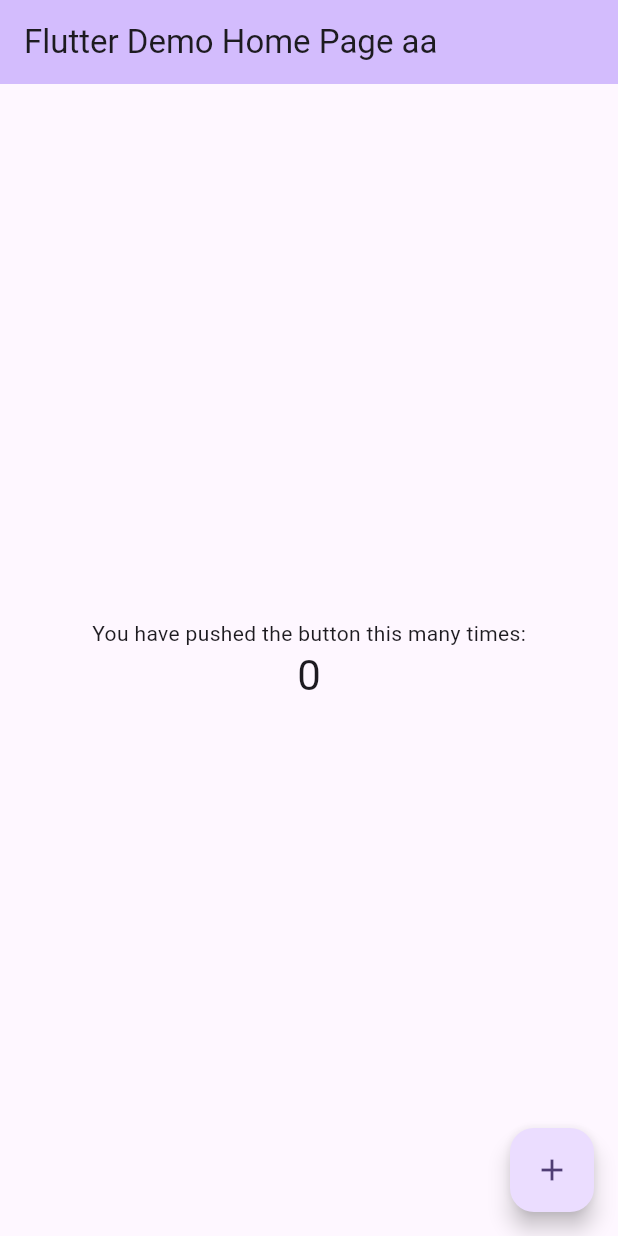
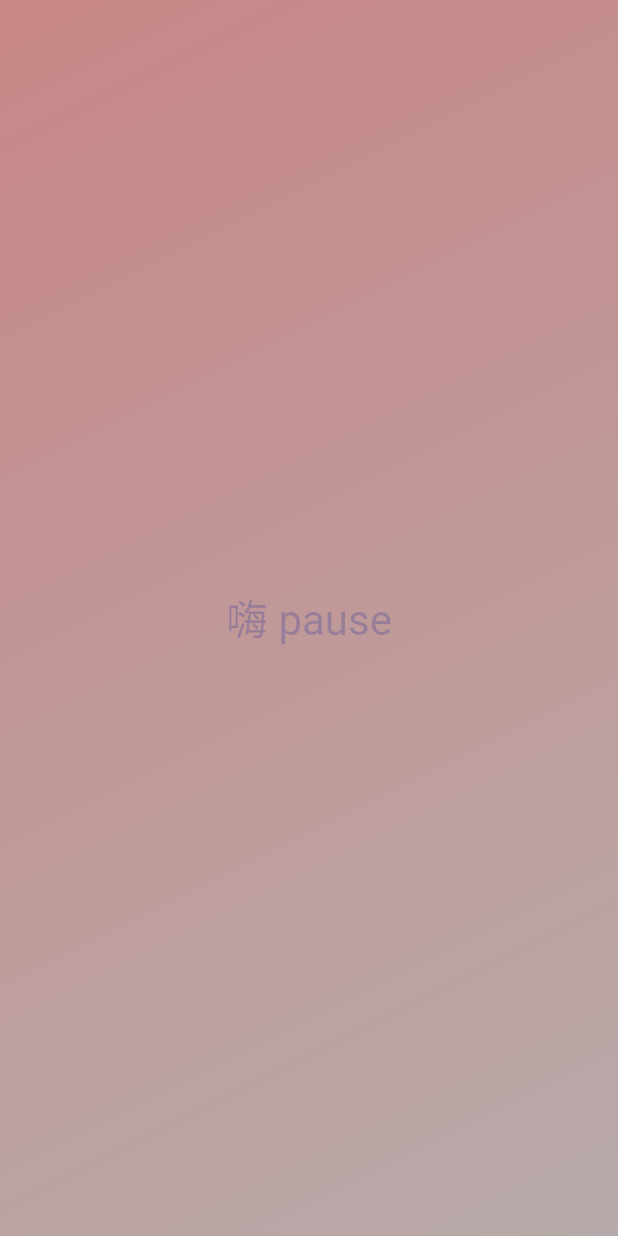
Before and after one commit to akizyfee/Flutter, a Flutter app: the screen it shows after launch, on a phone screen of 412 x 824 dp. Run offline on Flutter 3.47's test engine with Material 2 defaults, Android fonts, the phone set to English and light mode, and no system bars.

Commit message:
feat: 建立一個小部件

```diff
--- a/lib/main.dart
+++ b/lib/main.dart
@@ -1,125 +1,31 @@
 import 'package:flutter/material.dart';
 
 void main() {
-  runApp(const MyApp());
-}
-
-class MyApp extends StatelessWidget {
-  const MyApp({super.key});
-
-  // This widget is the root of your application.
-  @override
-  Widget build(BuildContext context) {
-    return MaterialApp(
-      title: 'Flutter Demo',
-      theme: ThemeData(
-        // This is the theme of your application.
-        //
-        // TRY THIS: Try running your application with "flutter run". You'll see
-        // the application has a blue toolbar. Then, without quitting the app,
-        // try changing the seedColor in the colorScheme below to Colors.green
-        // and then invoke "hot reload" (save your changes or press the "hot
-        // reload" button in a Flutter-supported IDE, or press "r" if you used
-        // the command line to start the app).
-        //
-        // Notice that the counter didn't reset back to zero; the application
-        // state is not lost during the reload. To reset the state, use hot
-        // restart instead.
-        //
-        // This works for code too, not just values: Most code changes can be
-        // tested with just a hot reload.
-        colorScheme: ColorScheme.fromSeed(seedColor: Colors.deepPurple),
-        useMaterial3: true,
-      ),
-      home: const MyHomePage(title: 'Flutter Demo Home Page aa'),
-    );
-  }
-}
-
-class MyHomePage extends StatefulWidget {
-  const MyHomePage({super.key, required this.title});
-
-  // This widget is the home page of your application. It is stateful, meaning
-  // that it has a State object (defined below) that contains fields that affect
-  // how it looks.
-
-  // This class is the configuration for the state. It holds the values (in this
-  // case the title) provided by the parent (in this case the App widget) and
-  // used by the build method of the State. Fields in a Widget subclass are
-  // always marked "final".
-
-  final String title;
-
-  @override
-  State<MyHomePage> createState() => _MyHomePageState();
-}
-
-class _MyHomePageState extends State<MyHomePage> {
-  int _counter = 0;
-
-  void _incrementCounter() {
-    setState(() {
-      // This call to setState tells the Flutter framework that something has
-      // changed in this State, which causes it to rerun the build method below
-      // so that the display can reflect the updated values. If we changed
-      // _counter without calling setState(), then the build method would not be
-      // called again, and so nothing would appear to happen.
-      _counter++;
-    });
-  }
-
-  @override
-  Widget build(BuildContext context) {
-    // This method is rerun every time setState is called, for instance as done
-    // by the _incrementCounter method above.
-    //
-    // The Flutter framework has been optimized to make rerunning build methods
-    // fast, so that you can just rebuild anything that needs updating rather
-    // than having to individually change instances of widgets.
-    return Scaffold(
-      appBar: AppBar(
-        // TRY THIS: Try changing the color here to a specific color (to
-        // Colors.amber, perhaps?) and trigger a hot reload to see the AppBar
-        // change color while the other colors stay the same.
-        backgroundColor: Theme.of(context).colorScheme.inversePrimary,
-        // Here we take the value from the MyHomePage object that was created by
-        // the App.build method, and use it to set our appbar title.
-        title: Text(widget.title),
-      ),
-      body: Center(
-        // Center is a layout widget. It takes a single child and positions it
-        // in the middle of the parent.
-        child: Column(
-          // Column is also a layout widget. It takes a list of children and
-          // arranges them vertically. By default, it sizes itself to fit its
-          // children horizontally, and tries to be as tall as its parent.
-          //
-          // Column has various properties to control how it sizes itself and
-          // how it positions its children. Here we use mainAxisAlignment to
-          // center the children vertically; the main axis here is the vertical
-          // axis because Columns are vertical (the cross axis would be
-          // horizontal).
-          //
-          // TRY THIS: Invoke "debug painting" (choose the "Toggle Debug Paint"
-          // action in the IDE, or press "p" in the console), to see the
-          // wireframe for each widget.
-          mainAxisAlignment: MainAxisAlignment.center,
-          children: <Widget>[
-            const Text(
-              'You have pushed the button this many times:',
+  runApp(
+    MaterialApp(
+      home: Scaffold(
+        body: Container(
+          decoration: const BoxDecoration(
+            gradient: LinearGradient(
+              colors: [
+                Color.fromARGB(137, 158, 35, 35),
+                Color.fromARGB(136, 126, 100, 100)
+              ],
+              begin: Alignment.topLeft,
+              end: Alignment.bottomRight,
             ),
-            Text(
-              '$_counter',
-              style: Theme.of(context).textTheme.headlineMedium,
+          ),
+          child: const Center(
+            child: Text(
+              '嗨 pause',
+              style: TextStyle(
+                color: Color.fromARGB(66, 33, 47, 153),
+                fontSize: 28,
+              ),
             ),
-          ],
+          ),
         ),
       ),
-      floatingActionButton: FloatingActionButton(
-        onPressed: _incrementCounter,
-        tooltip: 'Increment',
-        child: const Icon(Icons.add),
-      ), // This trailing comma makes auto-formatting nicer for build methods.
-    );
-  }
+    ),
+  );
 }
```
